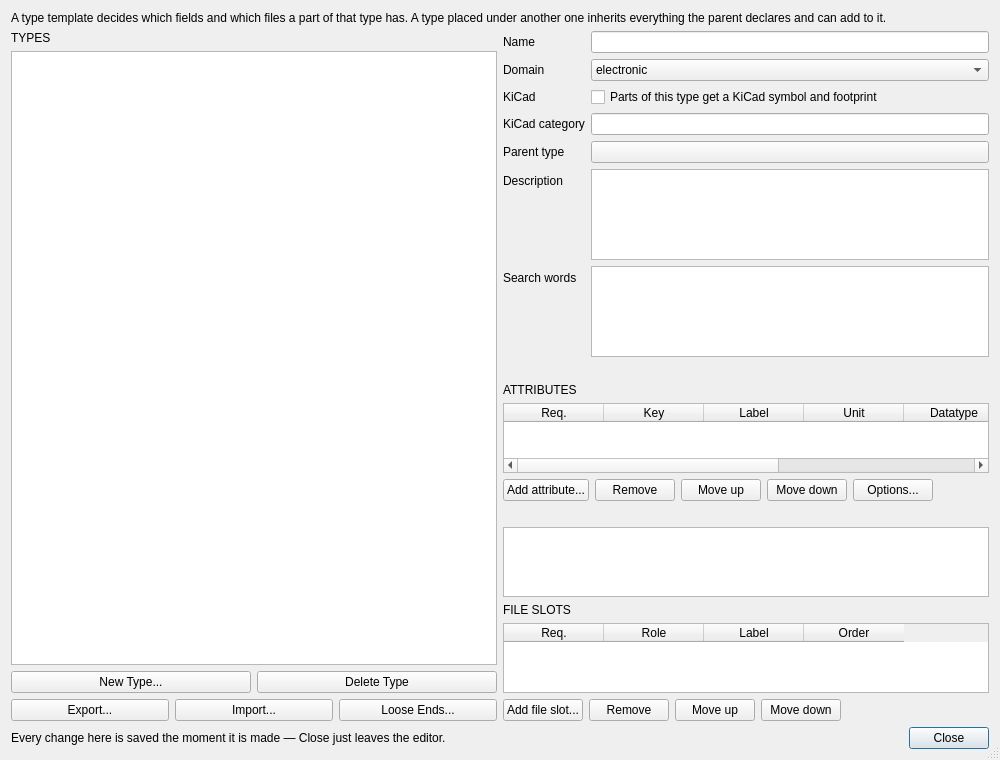
Qt form examples/PartManagerApp/src/ui/PartManager_TypeTemplateDialog.ui (KROIA/PartManager) before a commit.
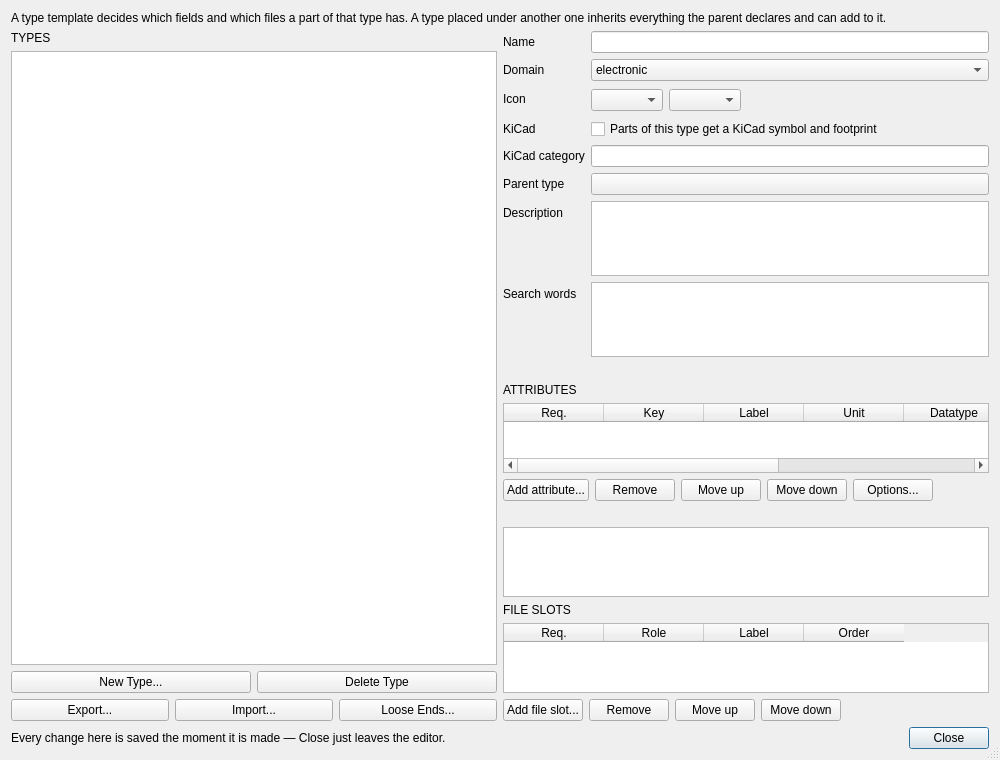
The same form after that commit.

Commit message: give a category an icon the assistant can choose

Diff of the .ui file:
```diff
--- a/examples/PartManagerApp/src/ui/PartManager_TypeTemplateDialog.ui
+++ b/examples/PartManagerApp/src/ui/PartManager_TypeTemplateDialog.ui
@@ -151,69 +151,120 @@
           </widget>
          </item>
          <item row="2" column="0">
+          <widget class="QLabel" name="iconLabel">
+           <property name="text">
+            <string>Icon</string>
+           </property>
+          </widget>
+         </item>
+         <item row="2" column="1">
+          <layout class="QHBoxLayout" name="iconLayout">
+           <item>
+            <widget class="QComboBox" name="iconGlyphCombo">
+             <property name="toolTip">
+              <string>The picture this category shows in the tree, and in place of a photo for its parts. The shapes are deliberately coarse — a microcontroller and a logic IC are both a chip — so pick the nearest one. Left on &quot;from the name&quot;, the picture is worked out from the category's name.</string>
+             </property>
+            </widget>
+           </item>
+           <item>
+            <widget class="QComboBox" name="iconColourCombo">
+             <property name="toolTip">
+              <string>Which colour the shape is drawn in. The twelve on offer are a hand-checked set that stays readable at icon size; left on &quot;from the name&quot;, a colour is derived from the category's name and stays the same from run to run.</string>
+             </property>
+            </widget>
+           </item>
+           <item>
+            <widget class="QLabel" name="iconPreviewLabel">
+             <property name="minimumSize">
+              <size>
+               <width>26</width>
+               <height>26</height>
+              </size>
+             </property>
+             <property name="text">
+              <string notr="true"/>
+             </property>
+            </widget>
+           </item>
+           <item>
+            <spacer name="iconSpacer">
+             <property name="orientation">
+              <enum>Qt::Horizontal</enum>
+             </property>
+             <property name="sizeHint" stdset="0">
+              <size>
+               <width>0</width>
+               <height>0</height>
+              </size>
+             </property>
+            </spacer>
+           </item>
+          </layout>
+         </item>
+         <item row="3" column="0">
           <widget class="QLabel" name="kicadRelevantLabel">
            <property name="text">
             <string>KiCad</string>
            </property>
           </widget>
          </item>
-         <item row="2" column="1">
+         <item row="3" column="1">
           <widget class="QCheckBox" name="kicadRelevantCheck">
            <property name="text">
             <string>Parts of this type get a KiCad symbol and footprint</string>
            </property>
           </widget>
          </item>
-         <item row="3" column="0">
+         <item row="4" column="0">
           <widget class="QLabel" name="kicadCategoryLabel">
            <property name="text">
             <string>KiCad category</string>
            </property>
           </widget>
          </item>
-         <item row="3" column="1">
+         <item row="4" column="1">
           <widget class="QLineEdit" name="kicadCategoryEdit">
            <property name="toolTip">
             <string>The library file the generated symbols land in. Left empty, the parent type's category is used.</string>
            </property>
           </widget>
          </item>
-         <item row="4" column="0">
+         <item row="5" column="0">
           <widget class="QLabel" name="parentLabel">
            <property name="text">
             <string>Parent type</string>
            </property>
           </widget>
          </item>
-         <item row="4" column="1">
+         <item row="5" column="1">
           <widget class="QPushButton" name="parentButton">
            <property name="toolTip">
             <string>Click to pick the parent out of the category tree. Every attribute and file slot of the parent applies here too. The type itself and the types below it are not offered.</string>
            </property>
           </widget>
          </item>
-         <item row="5" column="0">
+         <item row="6" column="0">
           <widget class="QLabel" name="descriptionLabel">
            <property name="text">
             <string>Description</string>
            </property>
           </widget>
          </item>
-         <item row="5" column="1">
+         <item row="6" column="1">
           <widget class="QPlainTextEdit" name="descriptionEdit">
            <property name="maximumHeight">
             <number>56</number>
            </property>
           </widget>
          </item>
-         <item row="6" column="0">
+         <item row="7" column="0">
           <widget class="QLabel" name="searchKeywordsLabel">
            <property name="text">
             <string>Search words</string>
            </property>
           </widget>
          </item>
-         <item row="6" column="1">
+         <item row="7" column="1">
           <widget class="QPlainTextEdit" name="searchKeywordsEdit">
            <property name="maximumHeight">
             <number>56</number>
@@ -223,7 +274,7 @@
            </property>
           </widget>
          </item>
-         <item row="7" column="1">
+         <item row="8" column="1">
           <widget class="QLabel" name="usageLabel">
            <property name="text">
             <string notr="true"/>
```
The commit also changes 25 other files.
